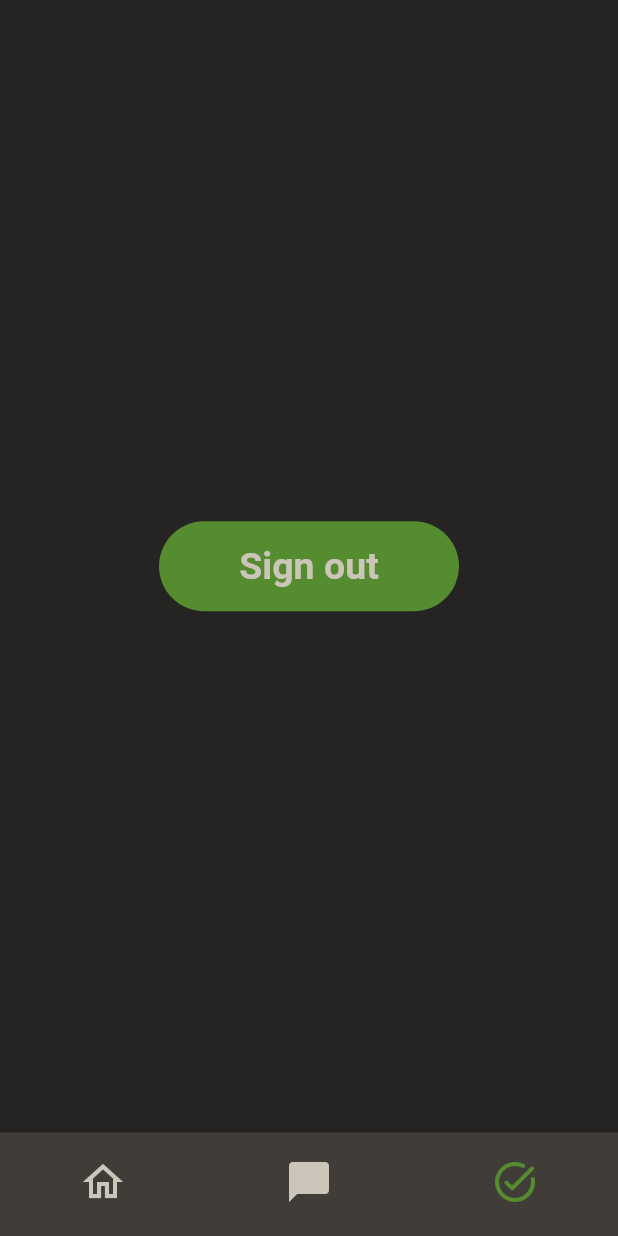
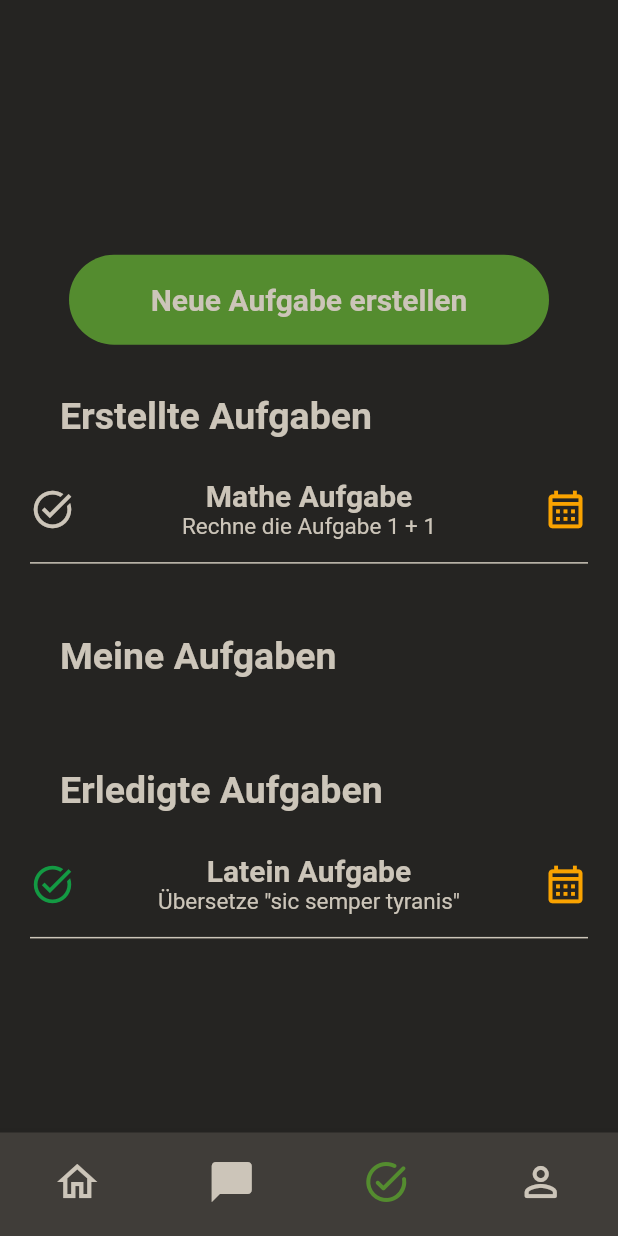
Before and after one commit to Vincent401/NachhilfeApp_Frontend, a Flutter app: the screen it shows once a user with an empty profile is signed in, item 3 of the bottom bar chosen, on a phone screen of 412 x 824 dp. Run offline on Flutter 3.47's test engine with Material 2 defaults, Android fonts, the phone set to English and light mode, and no system bars; our stand-ins replace cloud_firestore, firebase_auth, firebase_core; accounts and stored records are empty; network calls fail.

Commit message:
Die Grundstrucktur um einen Reiter Profile erweitert die Task anzeige ist fertig

```diff
--- a/lib/Screens/chatscreen.dart
+++ b/lib/Screens/chatscreen.dart
@@ -1,5 +1,6 @@
 import 'package:flutter/cupertino.dart';
 import 'package:flutter/material.dart';
+import 'package:nachhilfe_app/help/variables.dart';
 
 class ChatPage extends StatefulWidget {
   const ChatPage({Key? key}) : super(key: key);
@@ -11,6 +12,6 @@ class ChatPage extends StatefulWidget {
 class _ChatPageState extends State<ChatPage> {
   @override
   Widget build(BuildContext context) {
-    return const Text('Chat screen');
+    return Center(child: Text('Chat screen', style: mystyle(20),));
   }
 }
--- a/lib/Screens/homescreen.dart
+++ b/lib/Screens/homescreen.dart
@@ -1,6 +1,7 @@
 import 'package:flutter/cupertino.dart';
 import 'package:flutter/material.dart';
 import 'package:nachhilfe_app/Screens/chatscreen.dart';
+import 'package:nachhilfe_app/Screens/profilescreen.dart';
 import 'package:nachhilfe_app/Screens/startscreen.dart';
 import 'package:nachhilfe_app/Screens/taskscreen.dart';
 import 'package:nachhilfe_app/help/variables.dart';
@@ -17,7 +18,8 @@ class _HomePageState extends State<HomePage> {
   List pageoptions = [
     const StartPage(),
     const ChatPage(),
-    const TaskPage()
+    const TaskPage(),
+    const ProfilePage()
   ];
   @override
   Widget build(BuildContext context) {
@@ -31,6 +33,7 @@ class _HomePageState extends State<HomePage> {
         unselectedLabelStyle: mystyle(17),
         showSelectedLabels: false,
         showUnselectedLabels: false,
+        type: BottomNavigationBarType.fixed,
         currentIndex: page,
         onTap: (index){
           setState(() {
@@ -50,6 +53,10 @@ class _HomePageState extends State<HomePage> {
             label: (''),
             icon: Icon(Icons.task_alt_rounded, size: 32,),
           ),
+          BottomNavigationBarItem(
+            label: (''),
+            icon: Icon(Icons.person_outline_rounded, size: 32,),
+          ),
         ],
       ),
       body: pageoptions[page],
--- /dev/null
+++ b/lib/Screens/profilescreen.dart
@@ -0,0 +1,37 @@
+import 'package:firebase_auth/firebase_auth.dart';
+import 'package:flutter/cupertino.dart';
+import 'package:flutter/material.dart';
+import '../help/variables.dart';
+
+class ProfilePage extends StatefulWidget {
+  const ProfilePage({Key? key}) : super(key: key);
+
+  @override
+  State<ProfilePage> createState() => _ProfilePageState();
+}
+
+class _ProfilePageState extends State<ProfilePage> {
+  @override
+  Widget build(BuildContext context) {
+    return Center(
+      child: InkWell(
+        onTap: (){
+          try {
+            FirebaseAuth.instance.signOut();
+          }catch(e){}
+        },
+        child: Container(
+          width: MediaQuery.of(context).size.width > 200 ? 200 : MediaQuery.of(context).size.width,
+          height: 60,
+          decoration: BoxDecoration(
+              borderRadius: BorderRadius.circular(30),
+              color: style.accent
+          ),
+          child: Center(
+            child: Text('Sign out', style: mystyle(25, style.text),),
+          ),
+        ),
+      ),
+    );
+  }
+}
--- a/lib/Screens/startscreen.dart
+++ b/lib/Screens/startscreen.dart
@@ -1,5 +1,7 @@
 import 'package:flutter/cupertino.dart';
 import 'package:flutter/material.dart';
+
+import '../help/variables.dart';
 
 class StartPage extends StatefulWidget {
   const StartPage({Key? key}) : super(key: key);
@@ -11,6 +13,6 @@ class StartPage extends StatefulWidget {
 class _StartPageState extends State<StartPage> {
   @override
   Widget build(BuildContext context) {
-    return const Text('Start screen');
+    return Center(child: Text('Start screen', style: mystyle(20),));
   }
 }
--- a/lib/Screens/taskscreen.dart
+++ b/lib/Screens/taskscreen.dart
@@ -1,7 +1,7 @@
-import 'package:firebase_auth/firebase_auth.dart';
 import 'package:flutter/cupertino.dart';
 import 'package:flutter/material.dart';
-
+import 'package:nachhilfe_app/Task/singletasksmal.dart';
+import 'package:nachhilfe_app/Task/taskcreate.dart';
 import '../help/variables.dart';
 
 class TaskPage extends StatefulWidget {
@@ -14,27 +14,74 @@ class TaskPage extends StatefulWidget {
 class _TaskPageState extends State<TaskPage> {
   @override
   Widget build(BuildContext context) {
-    return Center(
+    //return Center(child: Text('Task Page', style: mystyle(20),));
+    return Scaffold(
+      backgroundColor: style.back,
+      body: Center(
+        child: SingleChildScrollView(
+          child: Column(
+            children: [
+              SizedBox(height: MediaQuery.of(context).size.height /15,),
+              Container(
+                alignment: Alignment.center,
+                      child: InkWell(
+                        onTap: ()=> Navigator.push(context, MaterialPageRoute(builder: (context)=>const TaskCreatePage())),
                         child: Container(
-        child: InkWell(
-          onTap: (){
-            try {
-              FirebaseAuth.instance.signOut();
-            }catch(e){}
-          },
-          child: Container(
-            width: MediaQuery.of(context).size.width > 200 ? 200 : MediaQuery.of(context).size.width,
+                          width: MediaQuery.of(context).size.width > 320 ? 320 : MediaQuery.of(context).size.width,
                           height: 60,
                           decoration: BoxDecoration(
                               borderRadius: BorderRadius.circular(30),
                               color: style.accent
                           ),
                           child: Center(
-              child: Text('Sign out', style: mystyle(25, style.text),),
+                            child: Text('Neue Aufgabe erstellen', style: mystyle(20, style.text),),
                           ),
                         ),
                       ),
                     ),
+              SizedBox(height: MediaQuery.of(context).size.height /25,),
+              Container(
+                alignment: Alignment.topLeft,
+                margin: const EdgeInsets.only(left: 40),
+                child: Text('Erstellte Aufgaben', style: mystyle(25),),
+              ),
+              SizedBox(height: MediaQuery.of(context).size.height /30,),
+              SingleTaskElement(
+                title: 'Mathe Aufgabe',
+                done: false,
+                date: DateTime(1,2,2000),
+                solution: '2',
+                task: 'Rechne die Aufgabe 1 + 1',
+              ),
+              //const SingleTaskElement(),
+
+              SizedBox(height: MediaQuery.of(context).size.height /25,),
+              Container(
+                alignment: Alignment.topLeft,
+                margin: const EdgeInsets.only(left: 40),
+                child: Text('Meine Aufgaben', style: mystyle(25),),
+              ),
+              SizedBox(height: MediaQuery.of(context).size.height /30,),
+              //const SingleTaskElement(),
+
+              SizedBox(height: MediaQuery.of(context).size.height /25,),
+              Container(
+                alignment: Alignment.topLeft,
+                margin: const EdgeInsets.only(left: 40),
+                child: Text('Erledigte Aufgaben', style: mystyle(25),),
+              ),
+              SizedBox(height: MediaQuery.of(context).size.height /30,),
+              SingleTaskElement(
+                title: 'Latein Aufgabe',
+                done: true,
+                date: DateTime(2001),
+                solution: '2',
+                task: 'Übersetze \"sic semper tyranis\"',
+              ),
+            ],
+          ),
+        )
+      ),
     );
   }
 }
--- /dev/null
+++ b/lib/Task/singletasksmal.dart
@@ -0,0 +1,48 @@
+import 'package:flutter/material.dart';
+import 'package:nachhilfe_app/help/variables.dart';
+
+class SingleTaskElement extends StatefulWidget {
+  const SingleTaskElement({Key? key, required this.done,required this.date, required this.title, required this.task, required this.solution}) : super(key: key);
+
+  final bool done;
+  final DateTime date;
+  final String title;
+  final String task;
+  final String solution;
+  //final Color dateColor =
+
+  @override
+  State<SingleTaskElement> createState() => _SingleTaskElementState();
+}
+
+class _SingleTaskElementState extends State<SingleTaskElement> {
+  @override
+  Widget build(BuildContext context) {
+    return Container(
+      alignment: Alignment.center,
+      margin: const EdgeInsets.only(left: 20, right: 20),
+      child: Column(
+        children: [
+          Row(
+            mainAxisAlignment: MainAxisAlignment.spaceBetween,
+            children: [
+              Icon(Icons.task_alt_outlined, color: widget.done == true ? style.donegreen : style.text, size: 30,),
+              Column(
+                children: [
+                  Text(widget.title, style: mystyle(20, style.text)),
+                  Text(widget.task, style: mystyle(15, style.text, FontWeight.w400)),
+                ],
+              ),
+              const Icon(Icons.calendar_month_outlined, color: style.shorttime, size: 30,),
+            ],
+          ),
+          const Divider(
+            height: 30,
+            thickness: 1,
+            color: style.text,
+          ),
+        ],
+      )
+    );
+  }
+}
--- /dev/null
+++ b/lib/Task/taskcreate.dart
@@ -0,0 +1,19 @@
+import 'package:flutter/material.dart';
+import 'package:nachhilfe_app/help/variables.dart';
+
+class TaskCreatePage extends StatefulWidget {
+  const TaskCreatePage({Key? key}) : super(key: key);
+
+  @override
+  State<TaskCreatePage> createState() => _TaskCreatePageState();
+}
+
+class _TaskCreatePageState extends State<TaskCreatePage> {
+  @override
+  Widget build(BuildContext context) {
+    return Scaffold(
+      backgroundColor: style.back,
+      body: Text('Task Create Page', style: mystyle(17),),
+    );
+  }
+}
--- a/lib/help/variables.dart
+++ b/lib/help/variables.dart
@@ -6,6 +6,9 @@ class style{
   static const Color text = Color(0xFFCCC5B9);
   static const Color back = Color(0xFF252422);
   static const Color lightback = Color(0xFF403D39);
+  static const Color donegreen = Color(0xFF139A43);
+  static const Color outoftime = Color(0xFFF63E02);
+  static const Color shorttime = Color(0xFFFAA300);
 }
 
 TextStyle mystyle(double size, [ Color color = style.text, FontWeight fw = FontWeight.w700]){
```
Lines whose indentation alone changed are shown as unchanged.
